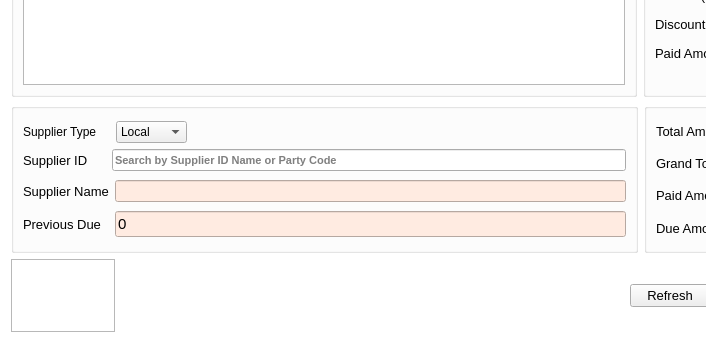
Before: the Qt Designer form ui/purchase1.ui in ansarul543/pos-inventory, drawn with Qt 5; both pictures show x 0 to 706 and y 327 to 670 of the 922 by 670 pixel window.
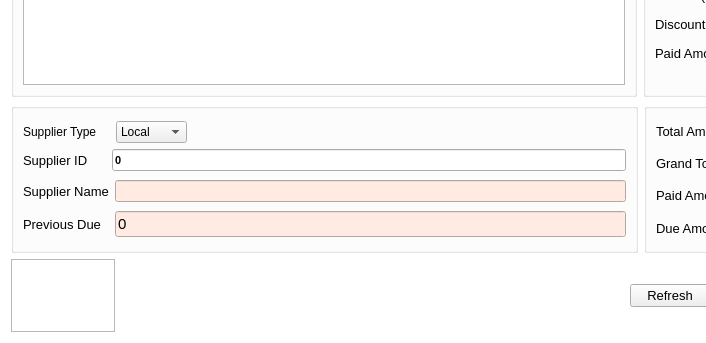
After: the same form once the commit is applied.

```diff
--- a/ui/purchase1.ui
+++ b/ui/purchase1.ui
@@ -185,6 +185,9 @@
                 <bold>true</bold>
                </font>
               </property>
+              <property name="text">
+               <string>0</string>
+              </property>
               <property name="placeholderText">
                <string>Search by Supplier ID Name or Party Code</string>
               </property>
```
Left out of the diff: 3 changed lines with no effect on the pictures.
